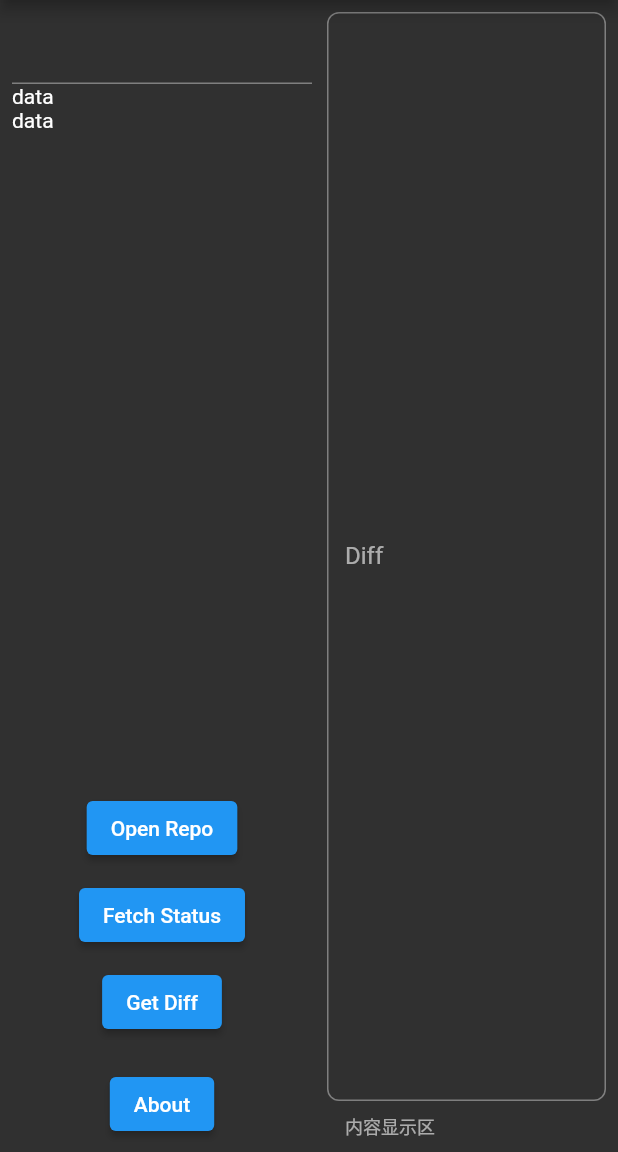
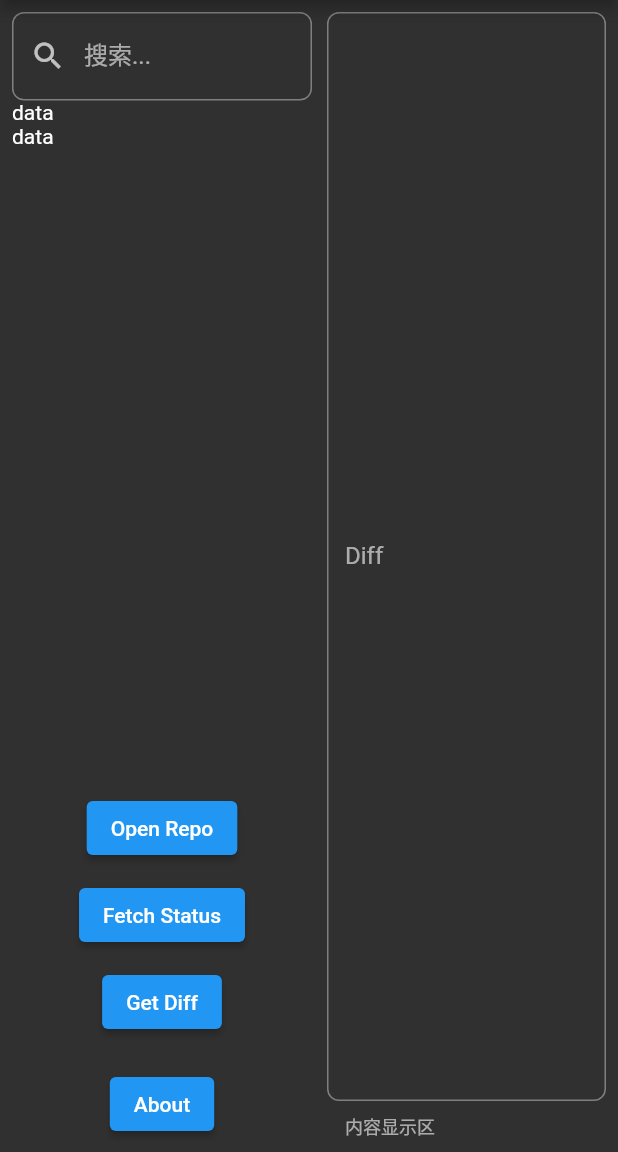
Before and after one commit to loaden/gitgui, a Flutter app: the screen it shows after launch, on a phone screen of 412 x 824 dp, the part 84-1236 px from its top. Run offline on Flutter 3.47's test engine with Material 2 defaults, Android fonts, the phone set to English and light mode, and no system bars; our stand-ins replace file_picker; missing offline and left inert: dart:ffi, flutter_rust_bridge.

Commit message:
Add search TextField with icon

```diff
--- a/lib/views/home.dart
+++ b/lib/views/home.dart
@@ -81,7 +81,15 @@ class _HomeState extends State<Home> {
               ),
               child: Column(
                 children: [
-                  const TextField(),
+                  const TextField(
+                    decoration: InputDecoration(
+                      labelText: '搜索...',
+                      prefixIcon: Icon(Icons.search),
+                      border: OutlineInputBorder(
+                        borderRadius: BorderRadius.all(Radius.circular(8)),
+                      ),
+                    ),
+                  ),
                   Expanded(
                     child: ListView(
                       children: const [
```
